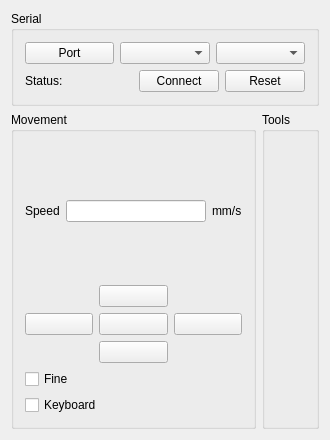
Above: software/Magic Table/ControllerGUI.ui from bqlabs/magic-table before the change. Below: the same form after it.
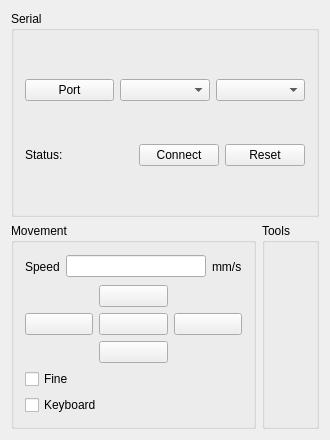
That is the form after the change. Icons and pictures are not drawn.

Commit message: Add GUI support for simple magnet toolhead

What changed in the file:
```diff
--- a/software/Magic Table/ControllerGUI.ui
+++ b/software/Magic Table/ControllerGUI.ui
@@ -218,21 +218,6 @@
        <property name="title">
         <string>Tools</string>
        </property>
-       <layout class="QVBoxLayout" name="verticalLayout_2">
-        <item>
-         <spacer name="verticalSpacer">
-          <property name="orientation">
-           <enum>Qt::Vertical</enum>
-          </property>
-          <property name="sizeHint" stdset="0">
-           <size>
-            <width>20</width>
-            <height>40</height>
-           </size>
-          </property>
-         </spacer>
-        </item>
-       </layout>
       </widget>
      </item>
     </layout>
```
The commit also changes 2 other files.
